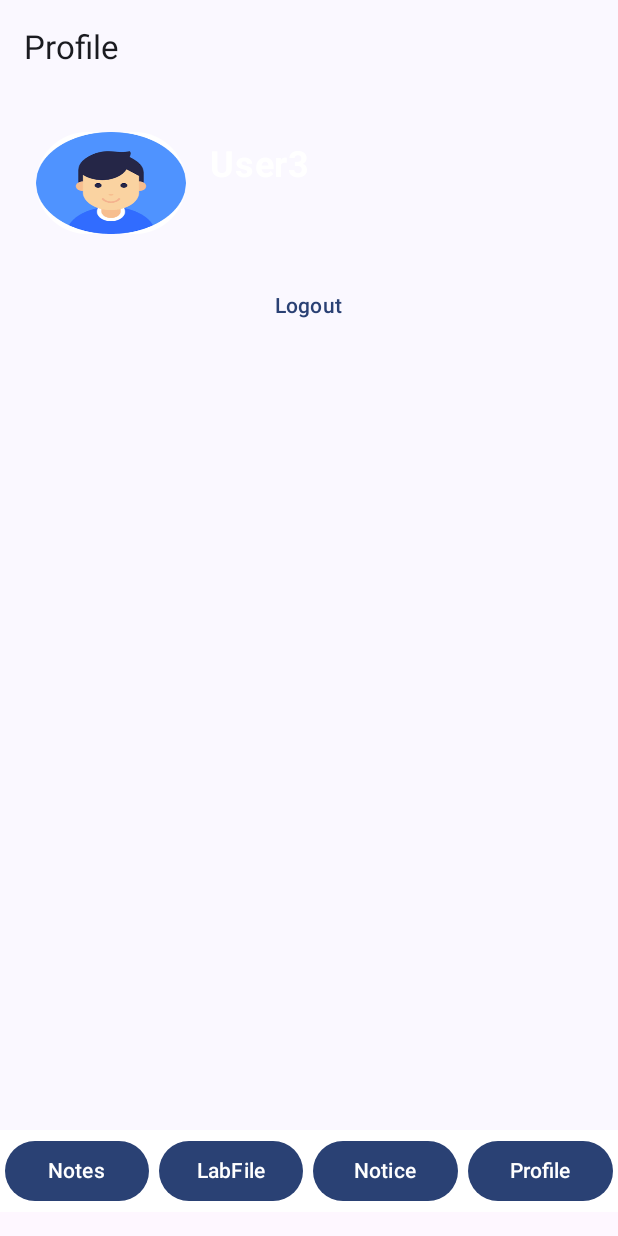
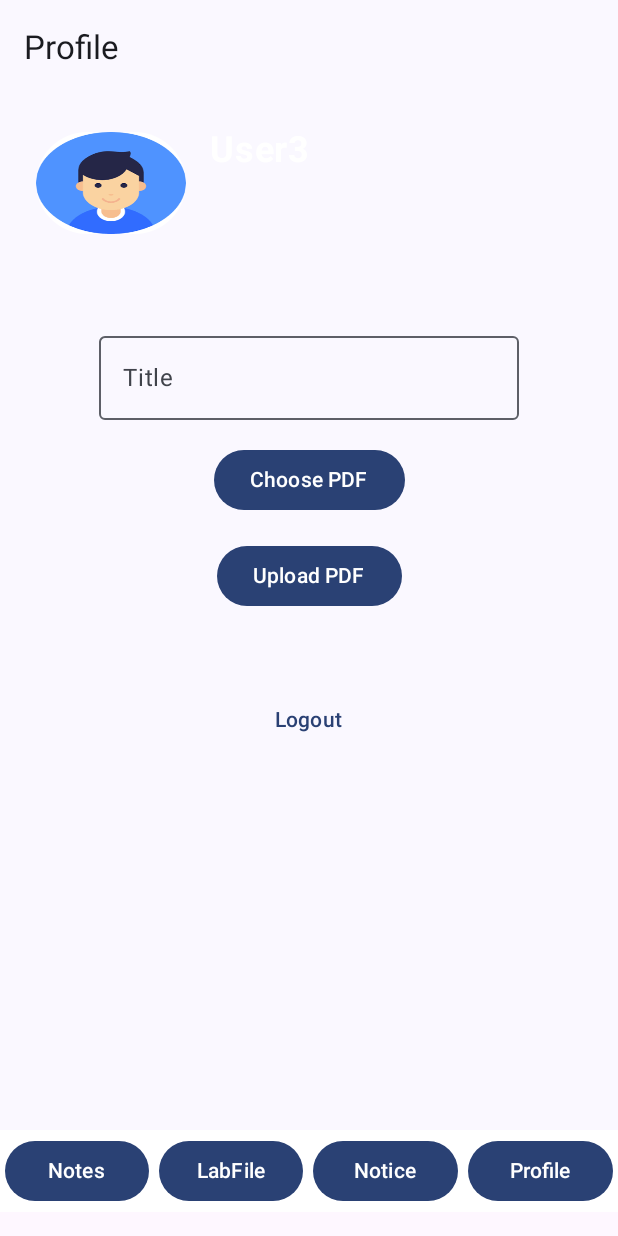
Before and after one commit to saurabhalp/MyProjectApp, an Android app built with Jetpack Compose: the ProfileScreen screen opened through its navigation route, on a phone screen of 412 x 824 dp. Run offline under Robolectric (Android 15) with nearby library versions, the phone set to English and light mode, and no system bars; our stand-ins replace Firebase (no records; nobody signed in at launch, a user with empty details on screens opened directly).

Commit message:
added file upload section

```diff
--- a/app/build.gradle.kts
+++ b/app/build.gradle.kts
@@ -70,6 +70,7 @@ dependencies {
     implementation(libs.firebase.auth.ktx)
     implementation(libs.firebase.auth)
     implementation(libs.firebase.firestore)
+    implementation(libs.firebase.storage.ktx)
     testImplementation(libs.junit)
     androidTestImplementation(libs.androidx.junit)
     androidTestImplementation(libs.androidx.espresso.core)
--- a/app/src/main/java/com/saurabhalp/myprojectapp/MainActivity.kt
+++ b/app/src/main/java/com/saurabhalp/myprojectapp/MainActivity.kt
@@ -61,7 +61,6 @@ class MainActivity : ComponentActivity() {
         enableEdgeToEdge()
         setContent {
             MyProjectAppTheme {
-
                 MainScreen(MainViewModel())
             }
         }
--- a/app/src/main/java/com/saurabhalp/myprojectapp/ProfileScreen.kt
+++ b/app/src/main/java/com/saurabhalp/myprojectapp/ProfileScreen.kt
@@ -1,12 +1,15 @@
 package com.saurabhalp.myprojectapp
 
+import UploadPdfScreen
 import android.util.Log
 import android.view.RoundedCorner
 import android.widget.Toast
 import androidx.compose.foundation.Image
+import androidx.compose.foundation.layout.Arrangement
 import androidx.compose.foundation.layout.Box
 import androidx.compose.foundation.layout.Column
 import androidx.compose.foundation.layout.Row
+import androidx.compose.foundation.layout.Spacer
 import androidx.compose.foundation.layout.fillMaxSize
 import androidx.compose.foundation.layout.fillMaxWidth
 import androidx.compose.foundation.layout.height
@@ -72,19 +75,35 @@ fun ProfileScreen(){
         }
     ) {
 
-        Column(Modifier.fillMaxSize().padding(it)) {
-            Row(Modifier.fillMaxWidth().padding(8.dp).height(100.dp)) {
-                Box(Modifier.padding(8.dp).weight(1f)) {
+        Column(
+            Modifier
+                .fillMaxSize()
+                .padding(it), horizontalAlignment = Alignment.CenterHorizontally,
+           ) {
+            Row(
+                Modifier
+                    .fillMaxWidth()
+                    .padding(8.dp)
+                    .height(100.dp)) {
+                Box(
+                    Modifier
+                        .padding(8.dp)
+                        .weight(1f)) {
                     Image(
                         painter = painterResource(R.drawable.profile),
                         contentDescription = "Profile",
                         contentScale = ContentScale.FillBounds,
-                        modifier = Modifier.height(100.dp)
-                            .padding(8.dp).clip(RoundedCornerShape(50))
+                        modifier = Modifier
+                            .height(100.dp)
+                            .padding(8.dp)
+                            .clip(RoundedCornerShape(50))
                     )
                 }
 
-                Column(Modifier.weight(2f).align(Alignment.CenterVertically)) {
+                Column(
+                    Modifier
+                        .weight(2f)
+                        .align(Alignment.CenterVertically)) {
                     Text(
                         name.value,
                         color = Color.White,
@@ -96,14 +115,20 @@ fun ProfileScreen(){
                         text = email.value,
                         color = Color.White
                     )
+
+                    Spacer(modifier = Modifier.height(20.dp))
+
                 }
 
 
             }
 
+            Spacer(modifier = Modifier.height(20.dp))
+            UploadPdfScreen()
+            Spacer(modifier = Modifier.height(32.dp))
             TextButton(onClick = {
                 FirebaseAuth.getInstance().signOut()
-            }, Modifier.align(Alignment.CenterHorizontally)) {
+            },) {
                 Text("Logout")
             }
 
--- a/app/src/main/java/com/saurabhalp/myprojectapp/Subject.kt
+++ b/app/src/main/java/com/saurabhalp/myprojectapp/Subject.kt
@@ -10,4 +10,4 @@ data class Subject(
 data class PdfItem(
     var name: String,
     var url: String
-){}
+)
--- /dev/null
+++ b/app/src/main/java/com/saurabhalp/myprojectapp/addFiles.kt
@@ -0,0 +1,149 @@
+import android.annotation.SuppressLint
+import android.content.Context
+import android.content.Intent
+import android.net.Uri
+import android.util.Log
+import android.widget.Toast
+import androidx.activity.compose.rememberLauncherForActivityResult
+import androidx.activity.result.contract.ActivityResultContracts
+import androidx.compose.foundation.layout.Arrangement
+import androidx.compose.foundation.layout.Column
+import androidx.compose.foundation.layout.Spacer
+import androidx.compose.foundation.layout.height
+import androidx.compose.foundation.layout.padding
+import androidx.compose.material3.Button
+import androidx.compose.material3.CircularProgressIndicator
+import androidx.compose.material3.OutlinedTextField
+import androidx.compose.material3.Text
+import androidx.compose.runtime.*
+import androidx.compose.ui.Alignment
+import androidx.compose.ui.Modifier
+import androidx.compose.ui.tooling.preview.Preview
+import androidx.compose.ui.platform.LocalContext
+import androidx.compose.ui.unit.dp
+import androidx.lifecycle.ViewModel
+import com.google.firebase.Firebase
+import com.google.firebase.firestore.firestore
+import com.google.firebase.storage.FirebaseStorage
+import java.util.*
+
+@Composable
+fun UploadPdfScreen() {
+    var filePath by remember { mutableStateOf<Uri?>(null) }
+    val context = LocalContext.current
+    var name by remember {
+        mutableStateOf("")
+    }
+    var url by remember {
+        mutableStateOf("")
+    }
+    var loading by remember {
+        mutableStateOf(false)
+    }
+
+    val pdfPickerLauncher = rememberLauncherForActivityResult(
+        contract = ActivityResultContracts.GetContent()
+    ) { uri: Uri? ->
+        filePath = uri
+    }
+    Column (modifier = Modifier.padding(16.dp),
+        verticalArrangement = Arrangement.SpaceBetween,
+        horizontalAlignment = Alignment.CenterHorizontally) {
+        if (loading) {
+            CircularProgressIndicator()
+        } else {
+
+
+            OutlinedTextField(value = name,
+                onValueChange = { name = it },
+                label ={ Text(text = "Title")})
+
+            Spacer(modifier = Modifier.height(16.dp))
+            var filechoosed by remember {
+                mutableStateOf(false) }
+            if(!filechoosed) {
+                Button(onClick = { pdfPickerLauncher.launch("application/pdf")
+                    if(filePath!=null)
+                      filechoosed = true
+                }) {
+                    Text(text = "Choose PDF")
+                }
+            }else{
+                filePath?.lastPathSegment?.let { Text(text = it) }
+            }
+
+
+
+            Spacer(
+                modifier =
+                Modifier.height(16.dp)
+            )
+
+            Button(onClick = {
+                loading= true
+                filePath?.let {
+                    uploadPdf(it) { Arli ->
+
+                        url = Arli
+                        loading = false
+                        addFilesViewModel(Files(name, url, "5"), context = context)
+                    }
+
+
+                }
+
+
+
+
+
+
+            }) {
+                Text(text = "Upload PDF")
+            }
+        }
+    }
+}
+
+private fun uploadPdf(filePath: Uri, onUrlReady: (String) -> Unit){
+    val storage = FirebaseStorage.getInstance()
+    val storageReference = storage.reference
+
+    val ref = storageReference.child("pdfs/" + UUID.randomUUID().toString())
+    ref.putFile(filePath)
+        .addOnSuccessListener { taskSnapshot ->
+            ref.downloadUrl.addOnSuccessListener { uri ->
+                val downloadUrl = uri.toString()
+                Log.d("Firebase", "Download URL: $downloadUrl")
+                onUrlReady(downloadUrl)
+            }
+        }
+        .addOnFailureListener { exception ->
+            Log.e("Firebase", "Failed to upload PDF", exception)
+        }
+}
+@SuppressLint("SuspiciousIndentation")
+fun addFilesViewModel(data : Files,context: Context) {
+    val db = Firebase.firestore
+    val notes = hashMapOf(
+        "name" to data.title,
+        "url" to data.url
+    )
+        db.collection(data.subject).document("fdsa").collection("pdf1").add(notes)
+            .addOnSuccessListener {
+                Log.d("Uppload","uploaded with id ${it.id}")
+                Toast.makeText(context, "Uploaded", Toast.LENGTH_SHORT).show()
+            }
+            .addOnFailureListener { e ->
+                Log.w("upload","error in uploading",e)
+            }
+
+}
+
+
+data class Files(var title:String,var url : String,var subject:String)
+
+@Preview(showBackground = true)
+@Composable
+fun UploadPdfScreenPreview() {
+    UploadPdfScreen()
+}
--- a/app/src/main/java/com/saurabhalp/myprojectapp/data/DataSource.kt
+++ b/app/src/main/java/com/saurabhalp/myprojectapp/data/DataSource.kt
@@ -7,7 +7,7 @@ class DataSource (){
             Subject(R.string.Subject1,"1"),
             Subject(R.string.Subject3,"1"),
             Subject(R.string.Subject4,"1"),
-            Subject(R.string.Subject5,"1"),
+            Subject(R.string.Subject5,"5"),
             Subject(R.string.Subject6,"1"),
             Subject(R.string.Subject2,"1"),
         )
--- a/gradle/libs.versions.toml
+++ b/gradle/libs.versions.toml
@@ -1,5 +1,5 @@
 [versions]
-agp = "8.6.0-alpha02"
+agp = "8.4.1"
 kotlin = "1.9.0"
 coreKtx = "1.10.1"
 junit = "4.13.2"
@@ -20,6 +20,7 @@ firebaseAuth = "23.0.0"
 composePreviewRenderer = "0.0.1-alpha01"
 firebaseAuthKtx = "23.0.0"
 firebaseFirestore = "25.0.0"
+firebaseStorageKtx = "21.0.0"
 
 [libraries]
 androidx-core-ktx = { group = "androidx.core", name = "core-ktx", version.ref = "coreKtx" }
@@ -47,6 +48,7 @@ firebase-auth = { group = "com.google.firebase", name = "firebase-auth", version
 compose-preview-renderer = { group = "com.android.tools.compose", name = "compose-preview-renderer", version.ref = "composePreviewRenderer" }
 firebase-auth-ktx = { group = "com.google.firebase", name = "firebase-auth-ktx", version.ref = "firebaseAuthKtx" }
 firebase-firestore = { group = "com.google.firebase", name = "firebase-firestore", version.ref = "firebaseFirestore" }
+firebase-storage-ktx = { group = "com.google.firebase", name = "firebase-storage-ktx", version.ref = "firebaseStorageKtx" }
 
 [plugins]
 android-application = { id = "com.android.application", version.ref = "agp" }
```
Also changed, not shown: app/src/main/java/com/saurabhalp/myprojectapp/PdfScreen.kt (+13 -7 lines), app/src/main/java/com/saurabhalp/myprojectapp/addFilesViewModel.kt (added, +10 -0 lines).
